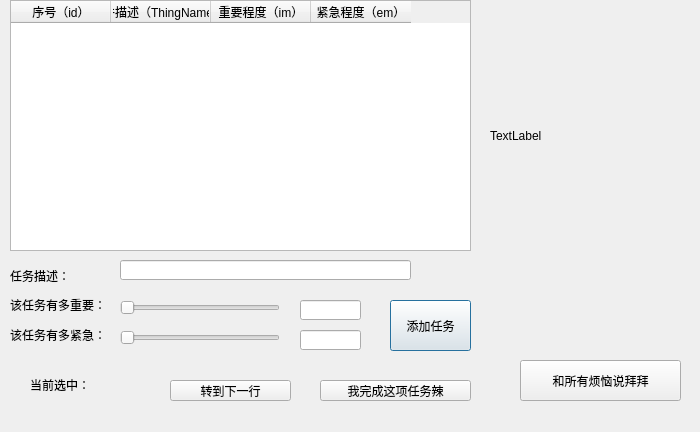
This is realProgect/dailymsy_allin.ui in Arthur381/QTproject as Qt 5 draws it before an edit. The edited form follows.
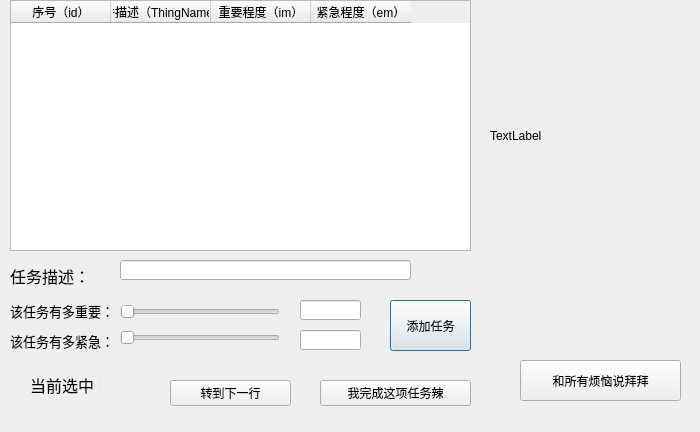
This is the edited form.

What changed in the file:
```diff
--- a/realProgect/dailymsy_allin.ui
+++ b/realProgect/dailymsy_allin.ui
@@ -29,11 +29,17 @@
    <property name="geometry">
     <rect>
      <x>10</x>
-     <y>260</y>
+     <y>265</y>
      <width>91</width>
-     <height>31</height>
+     <height>21</height>
     </rect>
    </property>
+   <property name="font">
+    <font>
+     <family>华文琥珀</family>
+     <pointsize>12</pointsize>
+    </font>
+   </property>
    <property name="text">
     <string>任务描述：</string>
    </property>
@@ -52,11 +58,17 @@
    <property name="geometry">
     <rect>
      <x>10</x>
-     <y>289</y>
+     <y>300</y>
      <width>101</width>
-     <height>31</height>
+     <height>21</height>
     </rect>
    </property>
+   <property name="font">
+    <font>
+     <family>华文琥珀</family>
+     <pointsize>10</pointsize>
+    </font>
+   </property>
    <property name="text">
     <string>该任务有多重要：</string>
    </property>
@@ -65,11 +77,17 @@
    <property name="geometry">
     <rect>
      <x>10</x>
-     <y>319</y>
+     <y>330</y>
      <width>101</width>
-     <height>31</height>
+     <height>21</height>
     </rect>
    </property>
+   <property name="font">
+    <font>
+     <family>华文琥珀</family>
+     <pointsize>10</pointsize>
+    </font>
+   </property>
    <property name="text">
     <string>该任务有多紧急：</string>
    </property>
@@ -152,6 +170,12 @@
      <height>31</height>
     </rect>
    </property>
+   <property name="font">
+    <font>
+     <family>华文琥珀</family>
+     <pointsize>12</pointsize>
+    </font>
+   </property>
    <property name="text">
     <string>当前选中：</string>
    </property>
@@ -162,7 +186,7 @@
      <x>320</x>
      <y>380</y>
      <width>151</width>
-     <height>21</height>
+     <height>26</height>
     </rect>
    </property>
    <property name="styleSheet">
@@ -194,7 +218,7 @@
      <x>170</x>
      <y>380</y>
      <width>121</width>
-     <height>21</height>
+     <height>26</height>
     </rect>
    </property>
    <property name="styleSheet">
@@ -221,7 +245,7 @@
    <property name="geometry">
     <rect>
      <x>120</x>
-     <y>300</y>
+     <y>304</y>
      <width>160</width>
      <height>16</height>
     </rect>
```
